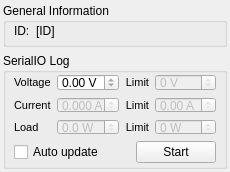
Old version of the form GWInstekPSP/dockWidgetGWInstekPSP.ui in the repository itom-project/plugins.
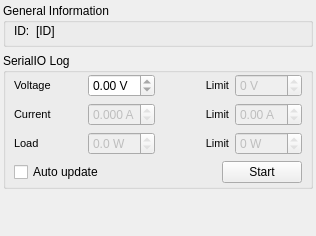
New version of the form.

```diff
--- a/GWInstekPSP/dockWidgetGWInstekPSP.ui
+++ b/GWInstekPSP/dockWidgetGWInstekPSP.ui
@@ -6,8 +6,8 @@
    <rect>
     <x>0</x>
     <y>0</y>
-    <width>230</width>
-    <height>172</height>
+    <width>316</width>
+    <height>236</height>
    </rect>
   </property>
   <property name="sizePolicy">
@@ -16,18 +16,6 @@
     <verstretch>0</verstretch>
    </sizepolicy>
   </property>
-  <property name="minimumSize">
-   <size>
-    <width>230</width>
-    <height>172</height>
-   </size>
-  </property>
-  <property name="maximumSize">
-   <size>
-    <width>16777215</width>
-    <height>16777215</height>
-   </size>
-  </property>
   <property name="windowTitle">
    <string>Form</string>
   </property>
@@ -43,18 +31,6 @@
        <verstretch>0</verstretch>
       </sizepolicy>
      </property>
-     <property name="minimumSize">
-      <size>
-       <width>0</width>
-       <height>0</height>
-      </size>
-     </property>
-     <property name="maximumSize">
-      <size>
-       <width>16777215</width>
-       <height>16777215</height>
-      </size>
-     </property>
      <property name="title">
       <string>General Information</string>
      </property>
@@ -86,12 +62,6 @@
           <verstretch>0</verstretch>
          </sizepolicy>
         </property>
-        <property name="maximumSize">
-         <size>
-          <width>16777215</width>
-          <height>16777215</height>
-         </size>
-        </property>
         <property name="text">
          <string>[ID]</string>
         </property>
@@ -108,18 +78,6 @@
        <verstretch>0</verstretch>
       </sizepolicy>
      </property>
-     <property name="minimumSize">
-      <size>
-       <width>0</width>
-       <height>0</height>
-      </size>
-     </property>
-     <property name="maximumSize">
-      <size>
-       <width>16777215</width>
-       <height>16777215</height>
-      </size>
-     </property>
      <property name="title">
       <string>SerialIO Log</string>
      </property>
@@ -158,12 +116,6 @@
         </item>
         <item row="0" column="2">
          <widget class="QLabel" name="lVoltageLimit">
-          <property name="maximumSize">
-           <size>
-            <width>16777215</width>
-            <height>16777215</height>
-           </size>
-          </property>
           <property name="font">
            <font>
             <pointsize>8</pointsize>
```
Left out of the diff: 11 changed lines with no effect on the pictures.
